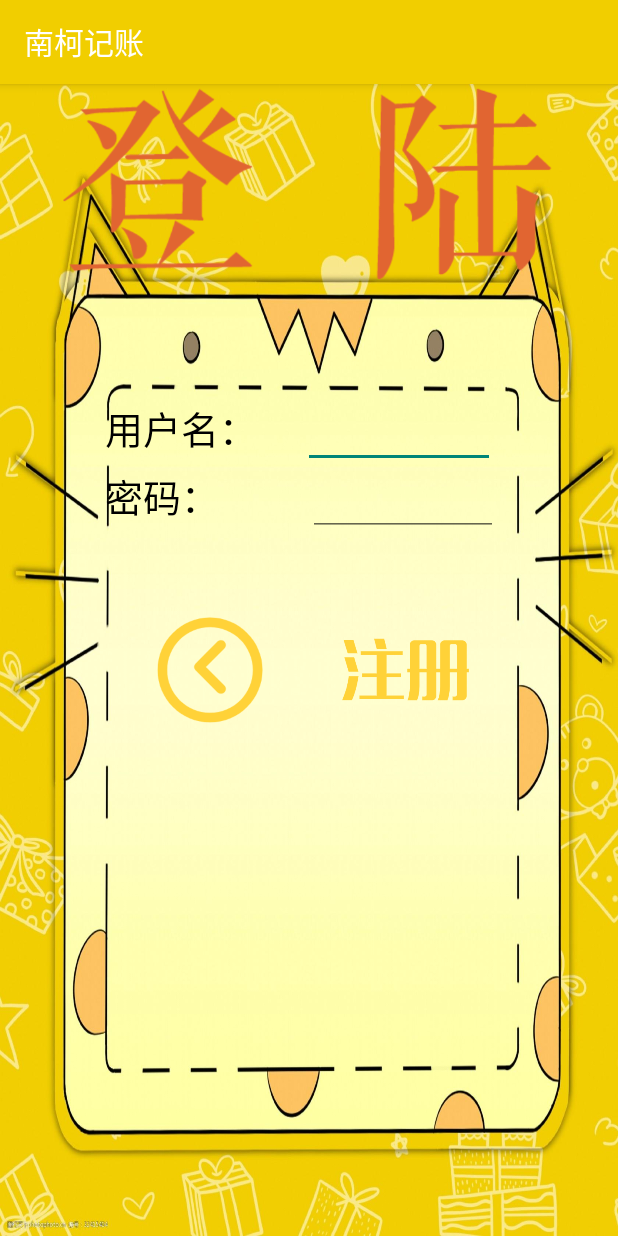
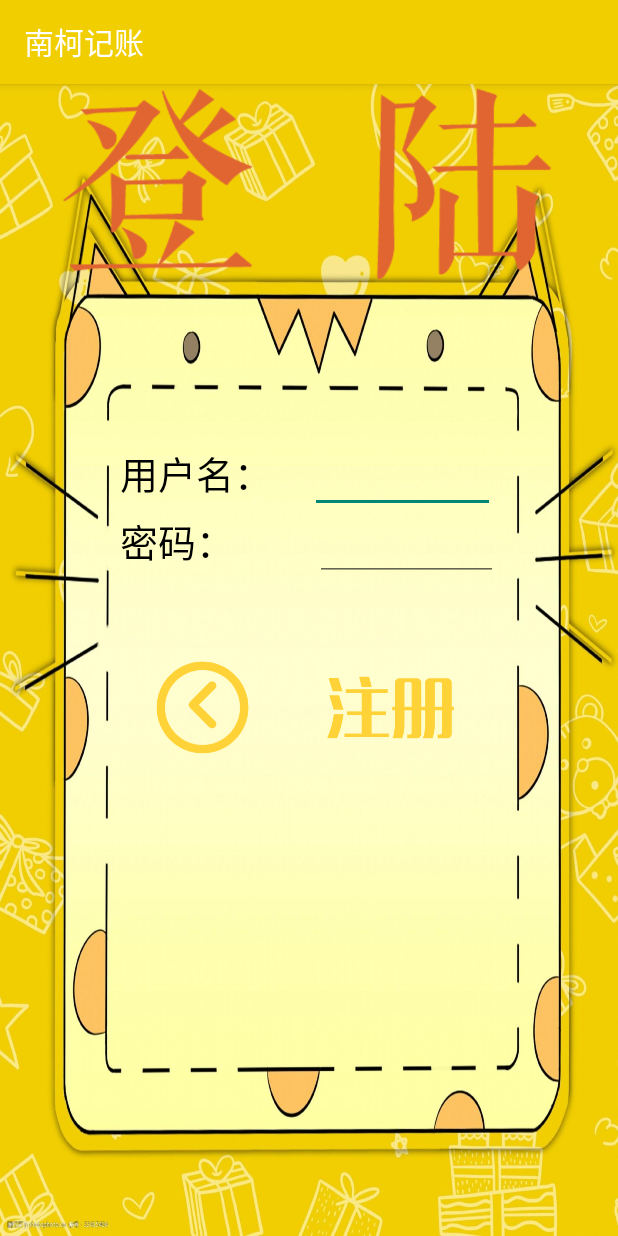
Before and after one commit to nankou/Account_Application, an Android app: the Register screen opened directly, with no data from a screen before it, on a phone screen of 412 x 824 dp. Run offline under Robolectric (Android 15) with nearby library versions, the phone set to English and light mode, and no system bars.

Commit message:
修改布局样式

```diff
--- a/app/src/main/java/com/example/account_application/ClassesActivity.java
+++ b/app/src/main/java/com/example/account_application/ClassesActivity.java
@@ -38,8 +38,6 @@ public class ClassesActivity extends AppCompatActivity {
         Log.i(TAG, "onCreate: "+ id);
         show();
     }
-
-
 
     private void show() {
         MySQLiteOpenHelper mySQLiteOpenHelper = new MySQLiteOpenHelper(getApplicationContext(), "mydb.db", null, 1);
--- a/app/src/main/java/com/example/account_application/MySQLite/MySQLiteOpenHelper.java
+++ b/app/src/main/java/com/example/account_application/MySQLite/MySQLiteOpenHelper.java
@@ -9,7 +9,7 @@ import android.database.sqlite.SQLiteOpenHelper;
  * 数据库
  */
 
-public class MySQLiteOpenHelper extends SQLiteOpenHelper {
+public class  MySQLiteOpenHelper extends SQLiteOpenHelper {
     public MySQLiteOpenHelper(Context context, String name, SQLiteDatabase.CursorFactory factory, int version) {
         super(context, name, factory, version);
     }
@@ -17,8 +17,7 @@ public class MySQLiteOpenHelper extends SQLiteOpenHelper {
     @Override
     public void onCreate(SQLiteDatabase db) {
         db.execSQL("create table users(id integer primary key autoincrement,name text, password text);");
-//        db.execSQL("create table list(id integer primary key autoincrement,idname text, apply text, cost real, type double);");
-//        db.execSQL("INSERT into list(id,idname,apply,cost,type) VALUES (202001,\"idname\",\"买吃的\",\"1202\",\"零食\");");
+        db.execSQL("create table list(id integer primary key autoincrement,idname text, apply text, cost real, type double);");
         db.execSQL("create table food(id integer primary key autoincrement,idname text, apply text, cost real);");
         db.execSQL("create table car(id integer primary key autoincrement,idname text, apply text, cost real);");
         db.execSQL("create table shopping(id integer primary key autoincrement,idname text, apply text, cost real);");
--- a/app/src/main/java/com/example/account_application/Register.java
+++ b/app/src/main/java/com/example/account_application/Register.java
@@ -49,7 +49,6 @@ public class Register extends AppCompatActivity {
             ContentValues values = new ContentValues();
             values.put("name", name);
             values.put("password", password);
-            //        database.execSQL("insert into users (name, age) values ('Jin Jie', 32)");
             database.insert("users", null, values);
             Toast.makeText(getApplicationContext(),"注册成功",Toast.LENGTH_SHORT).show();
             database.close();
--- a/app/src/main/res/layout/activity_main.xml
+++ b/app/src/main/res/layout/activity_main.xml
@@ -16,14 +16,14 @@
         android:layout_height="wrap_content"
         android:orientation="horizontal"
         android:padding="5dp"
-        android:layout_marginTop="80dp">
+        android:layout_marginTop="110dp">
 
         <TextView
             android:id="@+id/textView3"
             style="@style/textstyle1"
             android:layout_width="65dp"
             android:layout_height="wrap_content"
-            android:layout_marginLeft="70dp"
+            android:layout_marginLeft="80dp"
             android:layout_weight="1"
             android:text="用户名：" />
 
@@ -50,7 +50,7 @@
             style="@style/textstyle1"
             android:layout_width="10dp"
             android:layout_height="wrap_content"
-            android:layout_marginLeft="70dp"
+            android:layout_marginLeft="80dp"
             android:layout_weight="0.92"
             android:text="密码:" />
 
--- a/app/src/main/res/layout/register_layout.xml
+++ b/app/src/main/res/layout/register_layout.xml
@@ -1,28 +1,29 @@
 <?xml version="1.0" encoding="utf-8"?>
 <LinearLayout xmlns:android="http://schemas.android.com/apk/res/android"
     xmlns:tools="http://schemas.android.com/tools"
-    android:orientation="vertical"
     android:layout_width="match_parent"
     android:layout_height="match_parent"
     android:background="@drawable/back"
+    android:orientation="vertical"
     tools:context="com.example.account_application.Register">
+
     <ImageView
         android:layout_width="match_parent"
         android:layout_height="130dp"
-        android:src="@drawable/login"/>
+        android:src="@drawable/login" />
 
     <LinearLayout
         android:layout_width="match_parent"
         android:layout_height="wrap_content"
-        android:orientation="horizontal"
-        android:layout_marginTop="80dp">
+        android:layout_marginTop="110dp"
+        android:orientation="horizontal">
 
         <TextView
             android:id="@+id/textView"
             style="@style/textstyle1"
             android:layout_width="14dp"
             android:layout_height="wrap_content"
-            android:layout_marginLeft="70dp"
+            android:layout_marginLeft="80dp"
             android:layout_weight="1"
             android:text="用户名：" />
 
@@ -48,7 +49,7 @@
             style="@style/textstyle1"
             android:layout_width="6dp"
             android:layout_height="wrap_content"
-            android:layout_marginLeft="70dp"
+            android:layout_marginLeft="80dp"
             android:layout_weight="1"
             android:text="密码：" />
 
@@ -56,9 +57,9 @@
             android:id="@+id/registerpassword"
             android:layout_width="16dp"
             android:layout_height="wrap_content"
+            android:layout_marginRight="80dp"
             android:layout_weight="0.85"
             android:ems="10"
-            android:layout_marginRight="80dp"
             android:inputType="textPersonName"
             android:text="" />
 
@@ -71,8 +72,8 @@
 
         <Button
             android:id="@+id/button10"
-            android:layout_width="80dp"
-            android:layout_height="80dp"
+            android:layout_width="70dp"
+            android:layout_height="70dp"
             android:layout_marginLeft="100dp"
             android:layout_marginTop="50dp"
             android:background="@drawable/return_login"
```
Also changed, not shown: app/src/main/java/com/example/account_application/Consume/CarActivity.java (+9 -3 lines), app/src/main/res/layout/activity_classes.xml (+4 -3 lines).
